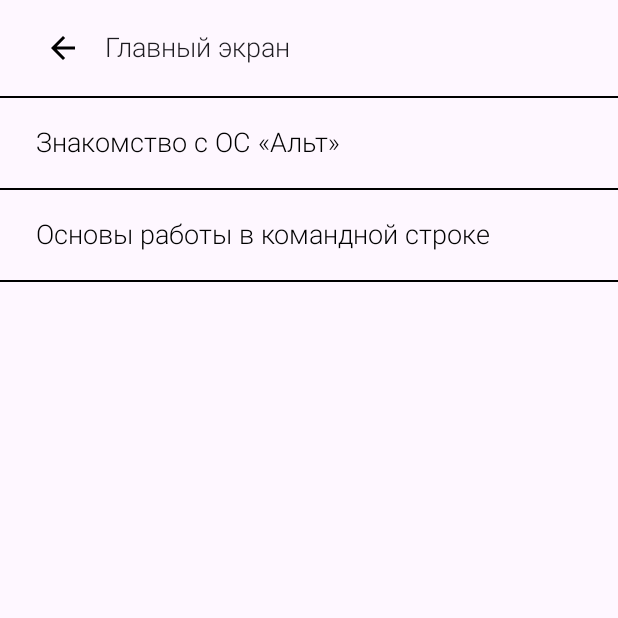
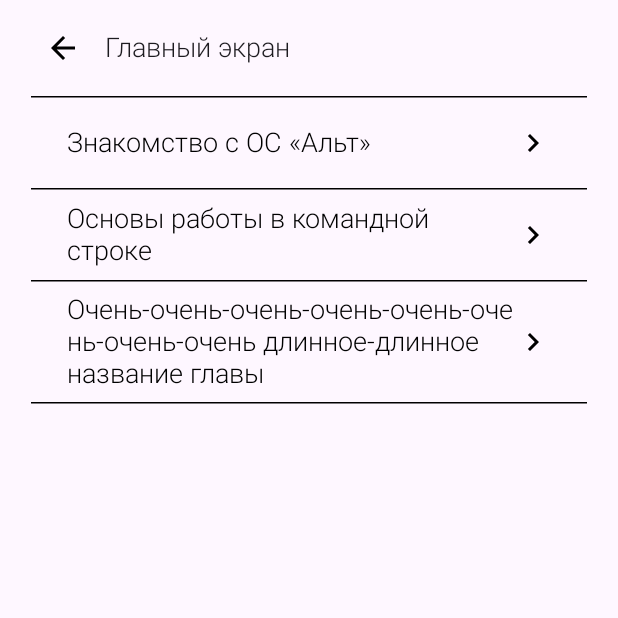
Before and after one commit to moevm/adfmp1h25-exam, an Android app built with Jetpack Compose: the screen it shows after launch (MainActivity), after a tap on "Теория", on a phone screen of 412 x 824 dp, the top half of it. Run offline under Robolectric (Android 15) with nearby library versions, the phone set to English and light mode, and no system bars.

Commit message:
feat: add arrow

```diff
--- a/ExamTrainer/app/src/main/java/com/example/examtrainer/presentation/ui/theory/TOCElements.kt
+++ b/ExamTrainer/app/src/main/java/com/example/examtrainer/presentation/ui/theory/TOCElements.kt
@@ -2,12 +2,21 @@ package com.example.examtrainer.presentation.ui.theory
 
 import androidx.compose.foundation.layout.Arrangement
 import androidx.compose.foundation.layout.Row
-import androidx.compose.foundation.layout.fillMaxSize
+import androidx.compose.foundation.layout.Spacer
 import androidx.compose.foundation.layout.fillMaxWidth
 import androidx.compose.foundation.layout.height
+import androidx.compose.foundation.layout.size
+import androidx.compose.foundation.layout.sizeIn
+import androidx.compose.foundation.layout.width
+import androidx.compose.material.icons.Icons
+import androidx.compose.material.icons.automirrored.filled.ArrowRightAlt
+import androidx.compose.material.icons.automirrored.filled.CompareArrows
+import androidx.compose.material.icons.automirrored.filled.KeyboardArrowRight
+import androidx.compose.material.icons.filled.KeyboardArrowRight
 import androidx.compose.material3.Button
 import androidx.compose.material3.ButtonDefaults
-import androidx.compose.material3.Divider
+import androidx.compose.material3.HorizontalDivider
+import androidx.compose.material3.Icon
 import androidx.compose.material3.MaterialTheme
 import androidx.compose.material3.Text
 import androidx.compose.runtime.Composable
@@ -15,6 +24,7 @@ import androidx.compose.ui.Alignment
 import androidx.compose.ui.Modifier
 import androidx.compose.ui.graphics.Color
 import androidx.compose.ui.graphics.RectangleShape
+import androidx.compose.ui.text.style.TextAlign
 import androidx.compose.ui.unit.dp
 
 @Composable
@@ -24,25 +34,35 @@ fun TOCButton(text: String, onClick: () -> Unit) {
         shape = RectangleShape,
         modifier = Modifier
             .fillMaxWidth()
-            .height(60.dp),
+            .sizeIn(minHeight = 60.dp),
         colors = ButtonDefaults.buttonColors(
             containerColor = MaterialTheme.colorScheme.background,
             contentColor = Color.Black
         ),
     ) {
         Row(
-            modifier = Modifier.fillMaxSize(),
-            horizontalArrangement = Arrangement.Start,
+            modifier = Modifier
+                .fillMaxWidth(),
             verticalAlignment = Alignment.CenterVertically
         ) {
-            Text(text)
+            Text(
+                text = text,
+                modifier = Modifier.weight(1f),
+                textAlign = TextAlign.Start
+            )
+            Icon(
+                imageVector = Icons.AutoMirrored.Filled.KeyboardArrowRight,
+                contentDescription = "Select",
+                modifier = Modifier
+                    .size(24.dp)
+            )
         }
     }
 }
 
 @Composable
 fun TOCDivider() {
-    Divider(
+    HorizontalDivider(
         color = Color.Black,
         modifier = Modifier
             .fillMaxWidth()
--- a/ExamTrainer/app/src/main/java/com/example/examtrainer/presentation/ui/theory/TheoryChaptersTOCScreen.kt
+++ b/ExamTrainer/app/src/main/java/com/example/examtrainer/presentation/ui/theory/TheoryChaptersTOCScreen.kt
@@ -1,14 +1,17 @@
 package com.example.examtrainer.presentation.ui.theory
 
+import androidx.compose.foundation.horizontalScroll
 import androidx.compose.foundation.layout.Column
 import androidx.compose.foundation.layout.WindowInsets
 import androidx.compose.foundation.layout.fillMaxSize
+import androidx.compose.foundation.layout.fillMaxWidth
 import androidx.compose.foundation.layout.navigationBars
 import androidx.compose.foundation.layout.statusBars
 import androidx.compose.foundation.layout.windowInsetsPadding
 import androidx.compose.runtime.Composable
 import androidx.compose.runtime.collectAsState
 import androidx.compose.runtime.getValue
+import androidx.compose.ui.Alignment
 import androidx.compose.ui.Modifier
 import androidx.lifecycle.viewmodel.compose.viewModel
 import androidx.navigation.NavController
@@ -28,7 +31,8 @@ fun TheoryChaptersTOCScreen(navController: NavController) {
         modifier = Modifier
             .fillMaxSize()
             .windowInsetsPadding(WindowInsets.statusBars)
-            .windowInsetsPadding(WindowInsets.navigationBars)
+            .windowInsetsPadding(WindowInsets.navigationBars),
+        horizontalAlignment = Alignment.CenterHorizontally,
     ) {
         CommonHeader(
             backButtonText = "Главный экран",
@@ -39,6 +43,11 @@ fun TheoryChaptersTOCScreen(navController: NavController) {
             }
         )
 
+        Column(
+            modifier = Modifier
+                .fillMaxWidth(.9f),
+            horizontalAlignment = Alignment.CenterHorizontally,
+        ) {
             chapters.forEachIndexed { chapterIdx, chapter ->
                 TOCDivider()
                 TOCButton(
@@ -55,3 +64,4 @@ fun TheoryChaptersTOCScreen(navController: NavController) {
             TOCDivider()
         }
     }
+}
--- a/ExamTrainer/app/src/main/java/com/example/examtrainer/presentation/ui/theory/TheorySectionsTOCScreen.kt
+++ b/ExamTrainer/app/src/main/java/com/example/examtrainer/presentation/ui/theory/TheorySectionsTOCScreen.kt
@@ -4,17 +4,14 @@ import androidx.compose.foundation.layout.Column
 import androidx.compose.foundation.layout.WindowInsets
 import androidx.compose.foundation.layout.fillMaxSize
 import androidx.compose.foundation.layout.fillMaxWidth
-import androidx.compose.foundation.layout.height
 import androidx.compose.foundation.layout.navigationBars
 import androidx.compose.foundation.layout.statusBars
 import androidx.compose.foundation.layout.windowInsetsPadding
-import androidx.compose.material3.Divider
 import androidx.compose.runtime.Composable
 import androidx.compose.runtime.collectAsState
 import androidx.compose.runtime.getValue
+import androidx.compose.ui.Alignment
 import androidx.compose.ui.Modifier
-import androidx.compose.ui.graphics.Color
-import androidx.compose.ui.unit.dp
 import androidx.lifecycle.viewmodel.compose.viewModel
 import androidx.navigation.NavController
 import com.example.examtrainer.presentation.navigation.NavRoutes
@@ -36,7 +33,8 @@ fun TheorySectionsTOCScreen(navController: NavController) {
         modifier = Modifier
             .fillMaxSize()
             .windowInsetsPadding(WindowInsets.statusBars)
-            .windowInsetsPadding(WindowInsets.navigationBars)
+            .windowInsetsPadding(WindowInsets.navigationBars),
+        horizontalAlignment = Alignment.CenterHorizontally,
     ) {
         CommonHeader(
             backButtonText = "Оглавление",
@@ -47,6 +45,11 @@ fun TheorySectionsTOCScreen(navController: NavController) {
             }
         )
 
+        Column(
+            modifier = Modifier
+                .fillMaxWidth(.9f),
+            horizontalAlignment = Alignment.CenterHorizontally,
+        ) {
             sections.forEachIndexed { sectionIdx, section ->
                 TOCDivider()
                 TOCButton(
@@ -63,3 +66,4 @@ fun TheorySectionsTOCScreen(navController: NavController) {
             TOCDivider()
         }
     }
+}
--- a/ExamTrainer/app/src/main/java/com/example/examtrainer/presentation/viewmodel/TheoryViewModel.kt
+++ b/ExamTrainer/app/src/main/java/com/example/examtrainer/presentation/viewmodel/TheoryViewModel.kt
@@ -159,6 +159,10 @@ class TheoryViewModel : ViewModel() {
                     ),
                 ),
             ),
+            Chapter(
+                title = "Очень-очень-очень-очень-очень-очень-очень-очень длинное-длинное название главы",
+                sections = emptyList(),
+            ),
         )
     }
 }
```
Lines whose indentation alone changed are shown as unchanged.
